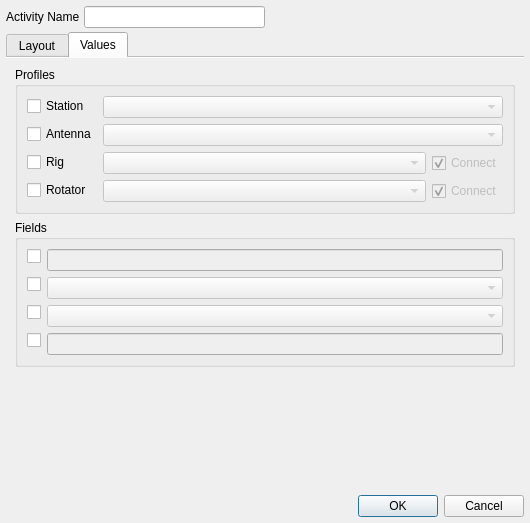
Qt form ui/ActivityEditor.ui (jg3hlx/QLog) before a commit.
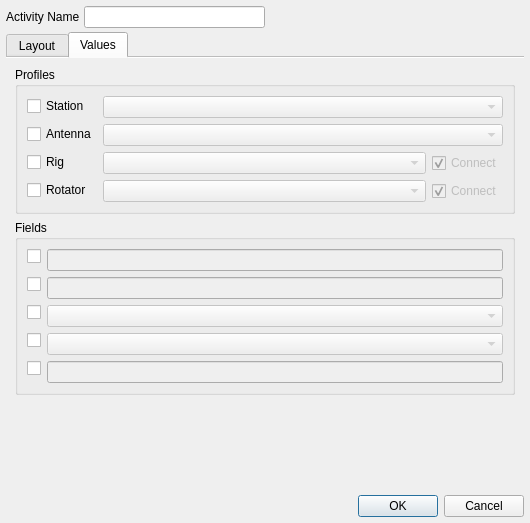
The same form after that commit. The open tabs and pages were chosen to show the change. Icons and pictures are not drawn.

Commit message: Activity Manager: Added Field value STXString

What changed in the file:
```diff
--- a/ui/ActivityEditor.ui
+++ b/ui/ActivityEditor.ui
@@ -1435,48 +1435,62 @@
             </property>
            </widget>
           </item>
-          <item row="1" column="0">
+          <item row="2" column="0">
            <widget class="QCheckBox" name="propagationModeCheckbox">
             <property name="text">
              <string/>
             </property>
            </widget>
           </item>
-          <item row="1" column="1">
+          <item row="2" column="1">
            <widget class="QComboBox" name="propagationModeCombo">
             <property name="enabled">
              <bool>false</bool>
             </property>
            </widget>
           </item>
-          <item row="2" column="0">
+          <item row="3" column="0">
            <widget class="QCheckBox" name="satModeCheckbox">
             <property name="text">
              <string/>
             </property>
            </widget>
           </item>
-          <item row="2" column="1">
+          <item row="3" column="1">
            <widget class="QComboBox" name="satModeCombo">
             <property name="enabled">
              <bool>false</bool>
             </property>
            </widget>
           </item>
-          <item row="3" column="0">
+          <item row="4" column="0">
            <widget class="QCheckBox" name="satNameCheckbox">
             <property name="text">
              <string/>
             </property>
            </widget>
           </item>
-          <item row="3" column="1">
+          <item row="4" column="1">
            <widget class="QLineEdit" name="satNameEdit">
             <property name="enabled">
              <bool>false</bool>
             </property>
            </widget>
           </item>
+          <item row="1" column="0">
+           <widget class="QCheckBox" name="stxStringCheckbox">
+            <property name="text">
+             <string/>
+            </property>
+           </widget>
+          </item>
+          <item row="1" column="1">
+           <widget class="QLineEdit" name="stxStringEdit">
+            <property name="enabled">
+             <bool>false</bool>
+            </property>
+           </widget>
+          </item>
          </layout>
         </widget>
        </item>
```
Left out of the diff: 18 changed lines with no effect on the pictures. The commit also changes 2 other files.
